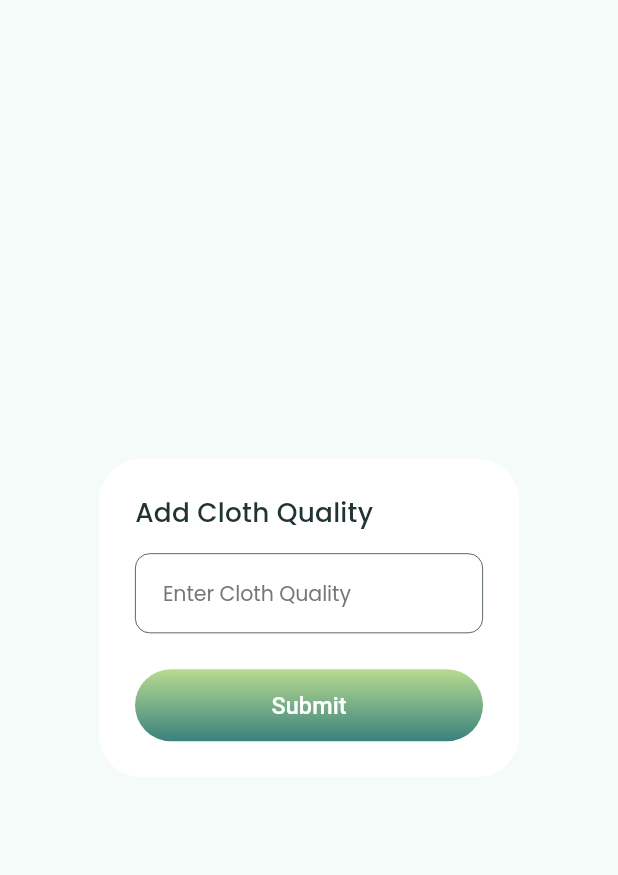
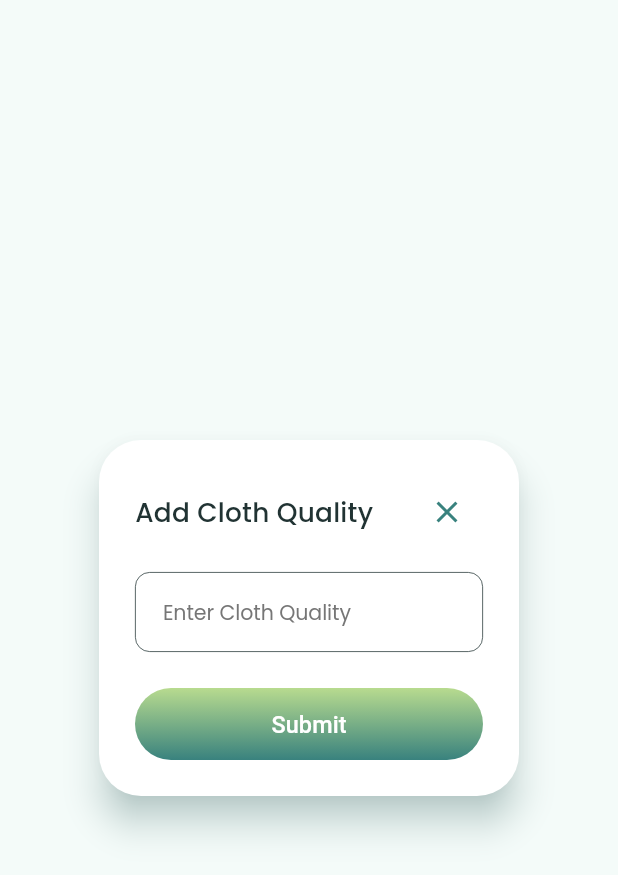
Before and after one commit to Jknoorisys/d_manager, a Flutter app: the ClothQualityAdd widget shown alone on an empty page, opened directly, on a phone screen of 412 x 824 dp. Shown: the top 875 px of the screen. Run offline on Flutter 3.47's test engine with Material 3 defaults, Android fonts, the phone set to English and light mode, and no system bars; our stand-ins replace flutter_zoom_drawer, font_awesome_flutter, gap, get, getwidget, google_fonts and 1 more.

Commit message:
Add Cloth Quality

```diff
--- a/lib/screens/manage_masters/manage_cloth_quality/cloth_quality_add.dart
+++ b/lib/screens/manage_masters/manage_cloth_quality/cloth_quality_add.dart
@@ -29,10 +29,24 @@ class _ClothQualityAddState extends State<ClothQualityAdd> {
   Widget build(BuildContext context) {
     var errorClothQualityName = submitted == true ? _validateClothQualityName(clothQualityController.text) : null;
     return AlertDialog(
-      backgroundColor: Colors.white,
-      title: Text(
-        S.of(context).addClothQuality,
-        style: AppTheme.heading2,
+      backgroundColor: AppTheme.white,
+      elevation: 10,
+      surfaceTintColor: AppTheme.white,
+      shadowColor: AppTheme.primary.withOpacity(0.5),
+      title: Row(
+        mainAxisAlignment: MainAxisAlignment.spaceBetween,
+        children: [
+          Text(
+            S.of(context).addClothQuality,
+            style: AppTheme.heading2,
+          ),
+          IconButton(
+            icon: const Icon(Icons.close, color: AppTheme.primary),
+            onPressed: () {
+              Navigator.of(context).pop(); // Close the dialog
+            },
+          ),
+        ],
       ),
       content: Column(
         mainAxisSize: MainAxisSize.min,
```
Also changed, not shown: lib/constants/routes.dart (+0 -12 lines), lib/screens/manage_masters/manage_cloth_quality/cloth_quality_list.dart (+14 -15 lines).
